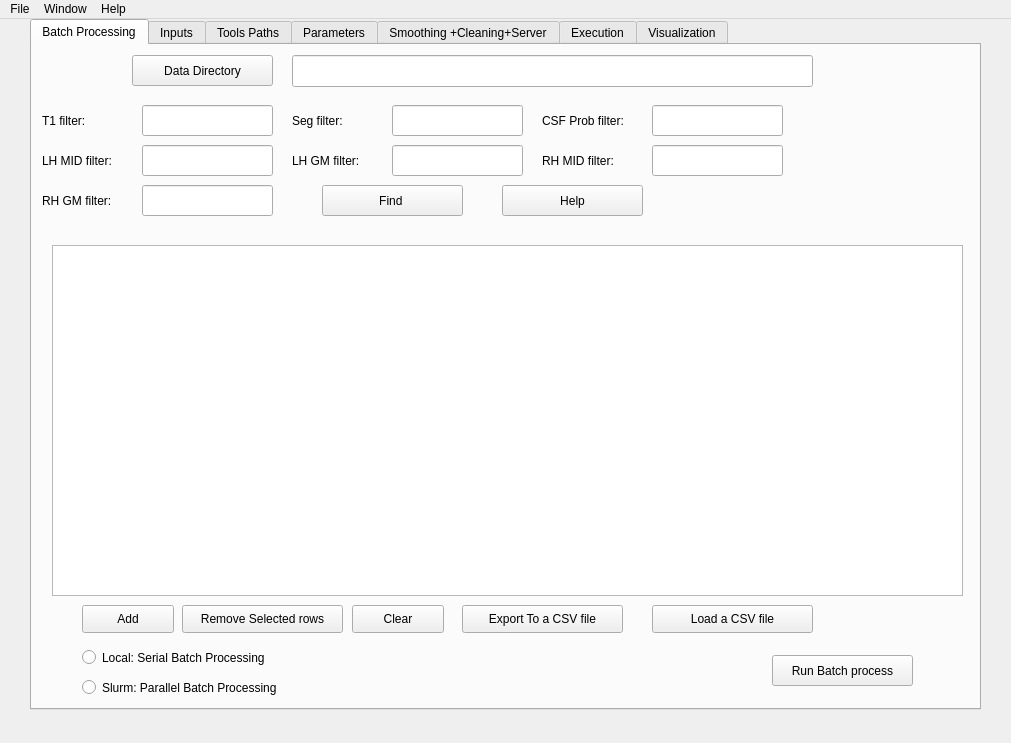
First picture: the form in src/app/csfwindow.ui, repository tahya-deddah/Local_EACSF, before the edit.
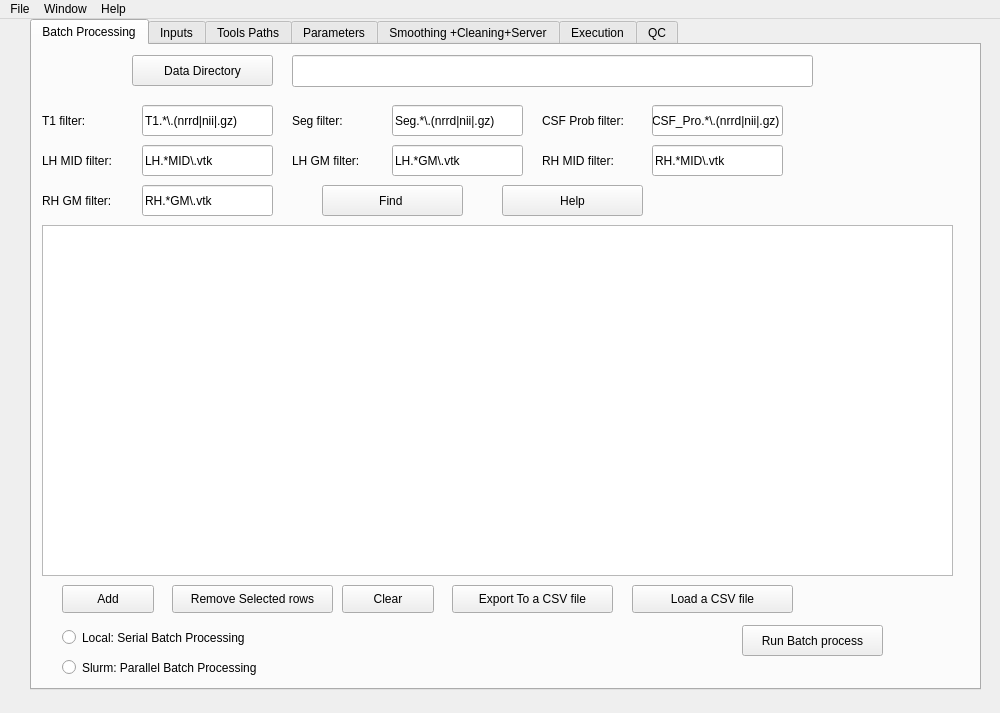
Second picture: the form after the edit. The open tabs and pages were chosen to show the change.

What changed in the file:
```diff
--- a/src/app/csfwindow.ui
+++ b/src/app/csfwindow.ui
@@ -6,8 +6,8 @@
    <rect>
     <x>0</x>
     <y>0</y>
-    <width>1011</width>
-    <height>743</height>
+    <width>1000</width>
+    <height>713</height>
    </rect>
   </property>
   <property name="windowTitle">
@@ -20,7 +20,7 @@
       <x>30</x>
       <y>0</y>
       <width>951</width>
-      <height>691</height>
+      <height>671</height>
      </rect>
     </property>
     <property name="minimumSize">
@@ -87,12 +87,15 @@
         <height>31</height>
        </rect>
       </property>
+      <property name="text">
+       <string>T1.*\.(nrrd|nii|.gz)</string>
+      </property>
      </widget>
      <widget class="QPushButton" name="Run_Batch_Process">
       <property name="geometry">
        <rect>
-        <x>740</x>
-        <y>610</y>
+        <x>710</x>
+        <y>580</y>
         <width>141</width>
         <height>31</height>
        </rect>
@@ -123,6 +126,9 @@
         <height>31</height>
        </rect>
       </property>
+      <property name="text">
+       <string>Seg.*\.(nrrd|nii|.gz)</string>
+      </property>
      </widget>
      <widget class="QLabel" name="CSF_Prob_filter">
       <property name="geometry">
@@ -146,6 +152,9 @@
         <height>31</height>
        </rect>
       </property>
+      <property name="text">
+       <string>CSF_Pro.*\.(nrrd|nii|.gz)</string>
+      </property>
      </widget>
      <widget class="QLabel" name="LH_MID_filter">
       <property name="geometry">
@@ -169,6 +178,9 @@
         <height>31</height>
        </rect>
       </property>
+      <property name="text">
+       <string>LH.*MID\.vtk</string>
+      </property>
      </widget>
      <widget class="QLabel" name="LH_GM_filter">
       <property name="geometry">
@@ -192,6 +204,9 @@
         <height>31</height>
        </rect>
       </property>
+      <property name="text">
+       <string>LH.*GM\.vtk</string>
+      </property>
      </widget>
      <widget class="QLabel" name="RH_MID_filter">
       <property name="geometry">
@@ -215,6 +230,9 @@
         <height>31</height>
        </rect>
       </property>
+      <property name="text">
+       <string>RH.*MID\.vtk</string>
+      </property>
      </widget>
      <widget class="QLabel" name="RH_GM_filter">
       <property name="geometry">
@@ -238,6 +256,9 @@
         <height>31</height>
        </rect>
       </property>
+      <property name="text">
+       <string>RH.*GM\.vtk</string>
+      </property>
      </widget>
      <widget class="QPushButton" name="Find">
       <property name="geometry">
@@ -255,8 +276,8 @@
      <widget class="QTableView" name="tableView">
       <property name="geometry">
        <rect>
-        <x>20</x>
-        <y>200</y>
+        <x>10</x>
+        <y>180</y>
         <width>911</width>
         <height>351</height>
        </rect>
@@ -265,8 +286,8 @@
      <widget class="QPushButton" name="Remove">
       <property name="geometry">
        <rect>
-        <x>150</x>
-        <y>560</y>
+        <x>140</x>
+        <y>540</y>
         <width>161</width>
         <height>28</height>
        </rect>
@@ -278,8 +299,8 @@
      <widget class="QPushButton" name="Add">
       <property name="geometry">
        <rect>
-        <x>50</x>
-        <y>560</y>
+        <x>30</x>
+        <y>540</y>
         <width>92</width>
         <height>28</height>
        </rect>
@@ -291,8 +312,8 @@
      <widget class="QPushButton" name="Clear">
       <property name="geometry">
        <rect>
-        <x>320</x>
-        <y>560</y>
+        <x>310</x>
+        <y>540</y>
         <width>92</width>
         <height>28</height>
        </rect>
@@ -304,8 +325,8 @@
      <widget class="QRadioButton" name="batchLocal">
       <property name="geometry">
        <rect>
-        <x>50</x>
-        <y>600</y>
+        <x>30</x>
+        <y>580</y>
         <width>241</width>
         <height>25</height>
        </rect>
@@ -317,8 +338,8 @@
      <widget class="QRadioButton" name="batchSlurm">
       <property name="geometry">
        <rect>
-        <x>50</x>
-        <y>630</y>
+        <x>30</x>
+        <y>610</y>
         <width>241</width>
         <height>25</height>
        </rect>
@@ -343,8 +364,8 @@
      <widget class="QPushButton" name="Export">
       <property name="geometry">
        <rect>
-        <x>430</x>
-        <y>560</y>
+        <x>420</x>
+        <y>540</y>
         <width>161</width>
         <height>28</height>
        </rect>
@@ -356,8 +377,8 @@
      <widget class="QPushButton" name="Load">
       <property name="geometry">
        <rect>
-        <x>620</x>
-        <y>560</y>
+        <x>600</x>
+        <y>540</y>
         <width>161</width>
         <height>28</height>
        </rect>
@@ -1098,7 +1119,7 @@
     </widget>
     <widget class="QWidget" name="tab_visualization">
      <attribute name="title">
-      <string>Visualization</string>
+      <string>QC</string>
      </attribute>
      <widget class="QPushButton" name="output_path">
       <property name="geometry">
@@ -1183,7 +1204,7 @@
     <rect>
      <x>0</x>
      <y>0</y>
-     <width>1011</width>
+     <width>1000</width>
      <height>28</height>
     </rect>
    </property>
```
Left out of the diff: 69 changed lines with no effect on the pictures.
